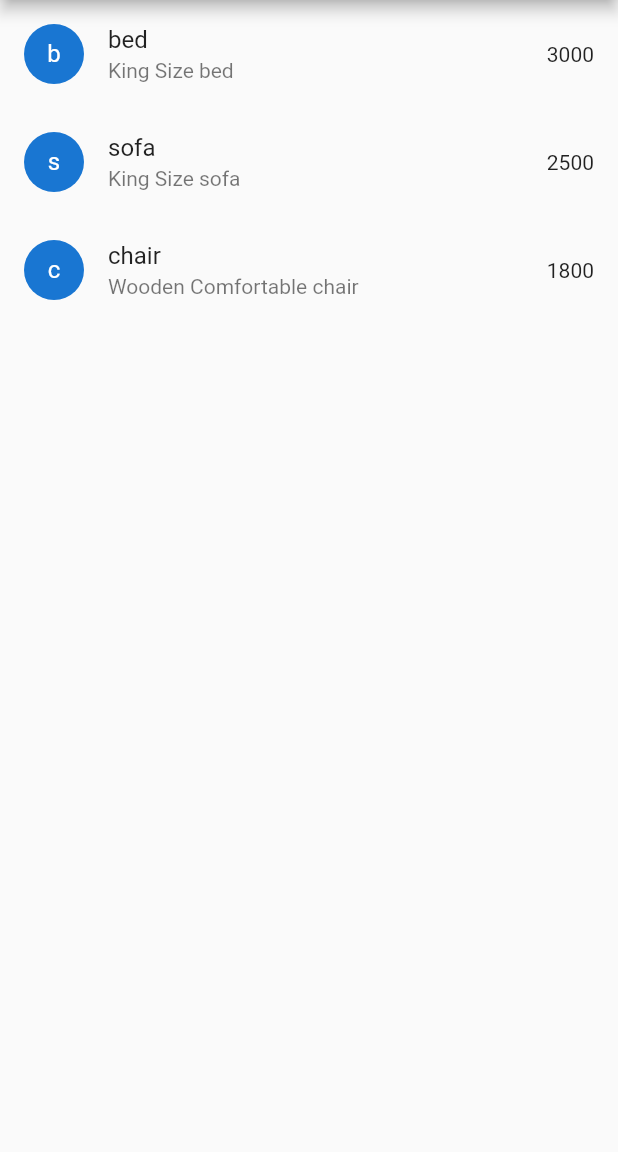
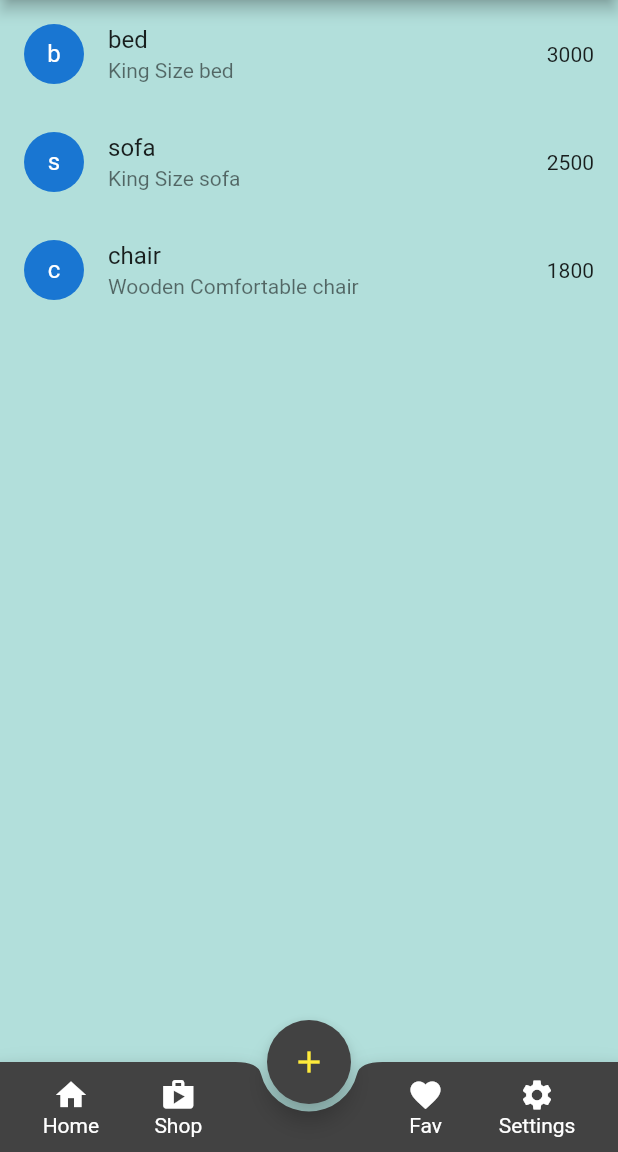
Before and after one commit to LokmanHossen/Flutter, a Flutter app: the screen it shows after launch, on a phone screen of 412 x 824 dp, the part 84-1236 px from its top. Run offline on Flutter 3.47's test engine with Material 2 defaults, Android fonts, the light colour scheme and no system bars; our stand-ins replace font_awesome_flutter, matcher; missing offline and left inert: dart:html.

Commit message:
Add Bottom NavigationBar

```diff
--- a/navigation_drawer/lib/Screen/home_page.dart
+++ b/navigation_drawer/lib/Screen/home_page.dart
@@ -1,4 +1,5 @@
 import 'package:flutter/material.dart';
+import 'package:flutter/rendering.dart';
 
 class HomePage extends StatelessWidget {
   HomePage({Key? key}) : super(key: key);
@@ -14,6 +15,7 @@ class HomePage extends StatelessWidget {
   @override
   Widget build(BuildContext context) {
     return Scaffold(
+      backgroundColor: Colors.teal[100],
       appBar: AppBar(
         title: const Text('Navigation Drawer'),
       ),
@@ -101,12 +103,102 @@ class HomePage extends StatelessWidget {
           itemCount: product.length,
           itemBuilder: (context, index) {
             return ListTile(
-                leading: CircleAvatar(child: Text(product[index][0]),),
+              leading: CircleAvatar(
+                child: Text(product[index][0]),
+              ),
               title: Text(product[index]),
               subtitle: Text(productDetails[index]),
               trailing: Text(price[index].toString()),
             );
-            }),
+          },
+        ),
+      ),
+      floatingActionButtonLocation: FloatingActionButtonLocation.centerDocked,
+      floatingActionButton: FloatingActionButton(
+        onPressed: () {},
+        child: Icon(Icons.add),
+        backgroundColor: Colors.grey[800],
+        foregroundColor: Colors.yellow,
+        // shape: BeveledRectangleBorder(
+        //   borderRadius: BorderRadius.circular(20.0),
+        //   side: BorderSide(color: Colors.blue, width: 2.0,style: BorderStyle.solid),
+        // ),
+        // mini: true,
+      ),
+      bottomNavigationBar: BottomAppBar(
+        notchMargin: 5.0,
+        shape: CircularNotchedRectangle(),
+        color: Colors.grey[800],
+        child: Row(
+          mainAxisAlignment: MainAxisAlignment.spaceAround,
+          mainAxisSize: MainAxisSize.max,
+          children: [
+            Padding(
+              padding: EdgeInsets.only(left: 10.0),
+              child: Column(
+                mainAxisSize: MainAxisSize.min,
+                children: const [
+                  Icon(
+                    Icons.home,
+                    color: Colors.white,
+                  ),
+                  Text(
+                    "Home",
+                    style: TextStyle(color: Colors.white),
+                  ),
+                ],
+              ),
+            ),
+            Padding(
+              padding: EdgeInsets.only(right: 50.0, top: 10.0, bottom: 10.0),
+              child: Column(
+                mainAxisSize: MainAxisSize.min,
+                children: const [
+                  Icon(
+                    Icons.shop,
+                    color: Colors.white,
+                  ),
+                  Text(
+                    "Shop",
+                    style: TextStyle(color: Colors.white),
+                  ),
+                ],
+              ),
+            ),
+            Padding(
+              padding: EdgeInsets.only(left: 50.0, top: 10.0, bottom: 10.0),
+              child: Column(
+                mainAxisSize: MainAxisSize.min,
+                children: const [
+                  Icon(
+                    Icons.favorite,
+                    color: Colors.white,
+                  ),
+                  Text(
+                    "Fav",
+                    style: TextStyle(color: Colors.white),
+                  ),
+                ],
+              ),
+            ),
+            Padding(
+              padding: EdgeInsets.only(right: 10.0),
+              child: Column(
+                mainAxisSize: MainAxisSize.min,
+                children: const [
+                  Icon(
+                    Icons.settings,
+                    color: Colors.white,
+                  ),
+                  Text(
+                    "Settings",
+                    style: TextStyle(color: Colors.white),
+                  ),
+                ],
+              ),
+            ),
+          ],
+        ),
       ),
     );
   }
```
Lines whose indentation alone changed are shown as unchanged.
